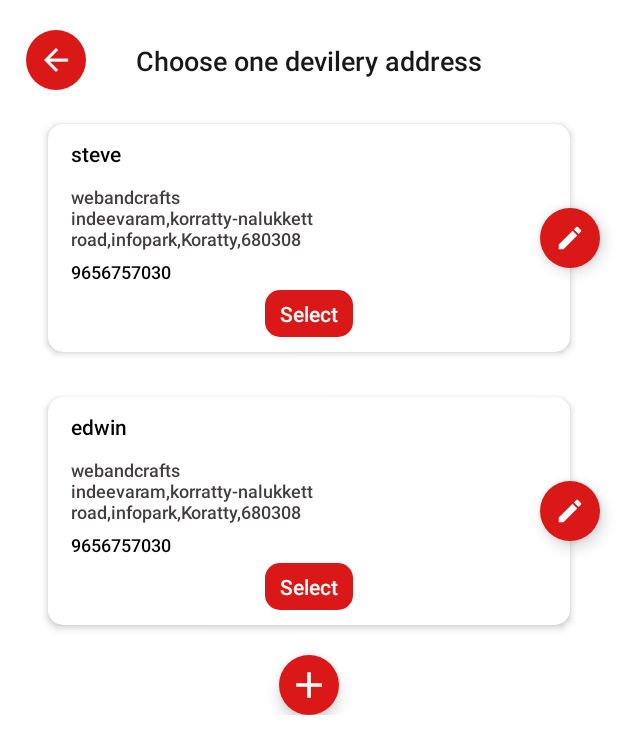
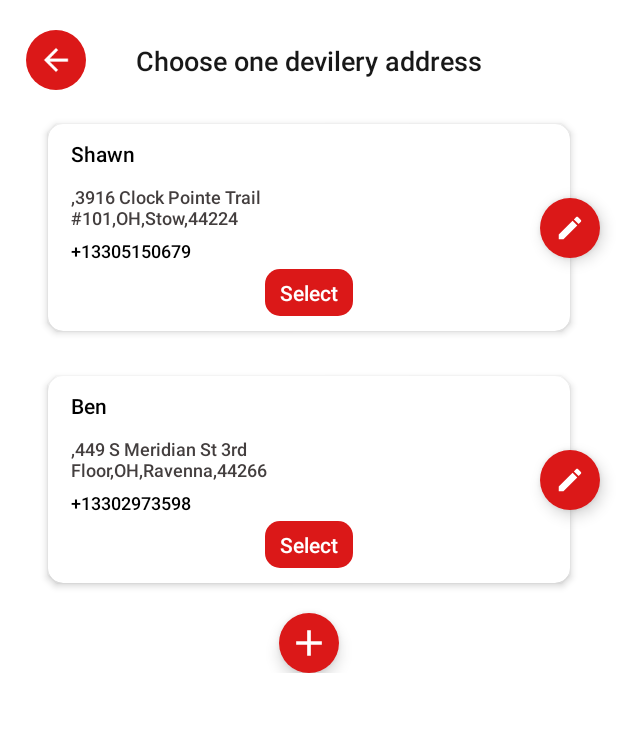
Before and after one commit to TinaXu007/RamenRestaurantApp_Team4, an Android app: the AddressListActivity screen opened directly, with no data from a screen before it, on a phone screen of 412 x 824 dp. Shown: the top 754 px of the screen. Run offline under Robolectric (Android 15) with nearby library versions, the phone set to English and light mode, and no system bars; our stand-ins replace Dagger/Hilt's generated code, data binding; network calls fail; Roboto replaces fonts that are not available here.

Commit message:
Fix UI logic error

```diff
--- a/app/src/main/java/com/alpharamen/customer/view/ui/address_list/AddressListActivity.java
+++ b/app/src/main/java/com/alpharamen/customer/view/ui/address_list/AddressListActivity.java
@@ -105,11 +105,10 @@ public class AddressListActivity extends BaseActivity<ActivityAddressListBinding
     };
 
     private void populateData() {
-
-        addressListModel.add(new AddressListModel("steve", "webandcrafts indeevaram",
-                "korratty-nalukkett road", "Koratty", "infopark", "680308", "9656757030"));
-        addressListModel.add(new AddressListModel("edwin", "webandcrafts indeevaram",
-                "korratty-nalukkett road", "Koratty", "infopark", "680308", "9656757030"));
+        addressListModel.add(new AddressListModel("Shawn", "",
+                "3916 Clock Pointe Trail #101", "Stow", "OH", "44224", "+13305150679"));
+        addressListModel.add(new AddressListModel("Ben", "",
+                "449 S Meridian St 3rd Floor", "Ravenna", "OH", "44266", "+13302973598"));
       /*  addressListModel.add(new AddressListModel("Antony Leons", "webandcrafts indeevaram",
                 "korratty-nalukkett road", "Koratty", "infopark", "680308", "9656757030"));*/
     }
--- a/app/src/main/res/layout/activity_home.xml
+++ b/app/src/main/res/layout/activity_home.xml
@@ -86,6 +86,7 @@
                     android:layout_width="70dp"
                     android:layout_height="30dp"
                     android:layout_marginEnd="5dp"
+                    android:alpha="0"
                     android:background="@drawable/background_switch"
                     android:backgroundTint="@{selection==0?@color/colorAccent:@color/colorWhite}"
                     android:fontFamily="@font/roboto_medium"
@@ -104,6 +105,7 @@
                     android:layout_width="70dp"
                     android:layout_height="30dp"
                     android:layout_marginEnd="5dp"
+                    android:alpha="0"
                     android:background="@drawable/background_switch"
                     android:backgroundTint="@{selection==1?@color/selected_switch_color:@color/colorWhite}"
                     android:fontFamily="@font/roboto_medium"
@@ -389,7 +391,7 @@
                     android:layout_gravity="center"
                     android:layout_marginTop="2dp"
                     android:fontFamily="@font/roboto_medium"
-                    android:text="@string/near_me"
+                    android:text="Home"
                     android:textColor="@{bottomSelection==0?@color/colorAccent:@color/unselected_bottom_nav_color}"
                     android:textSize="10sp"
                     android:textStyle="bold" />
```
Also changed, not shown: app/src/main/res/drawable/place_holder_food.jpg (added), app/src/main/res/drawable/place_holder_food_.png (renamed from app/src/main/res/drawable/place_holder_food.png).
